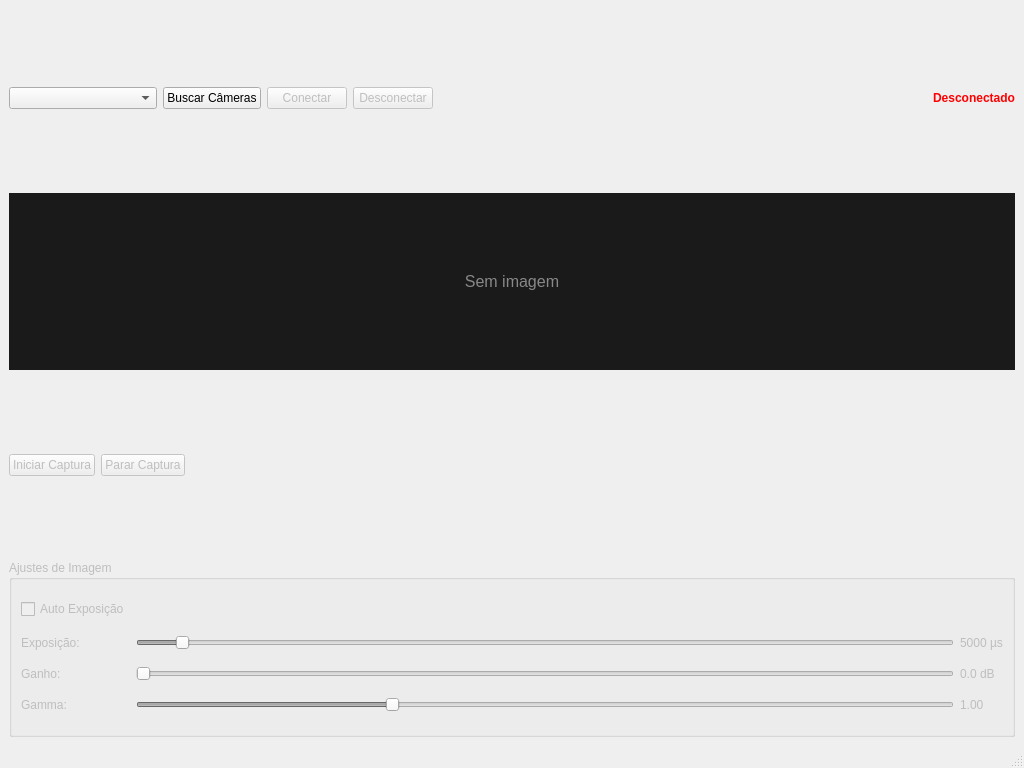
The window that interface.ui (DeviotBrasil/model-training) describes before a commit, drawn with Qt 5.
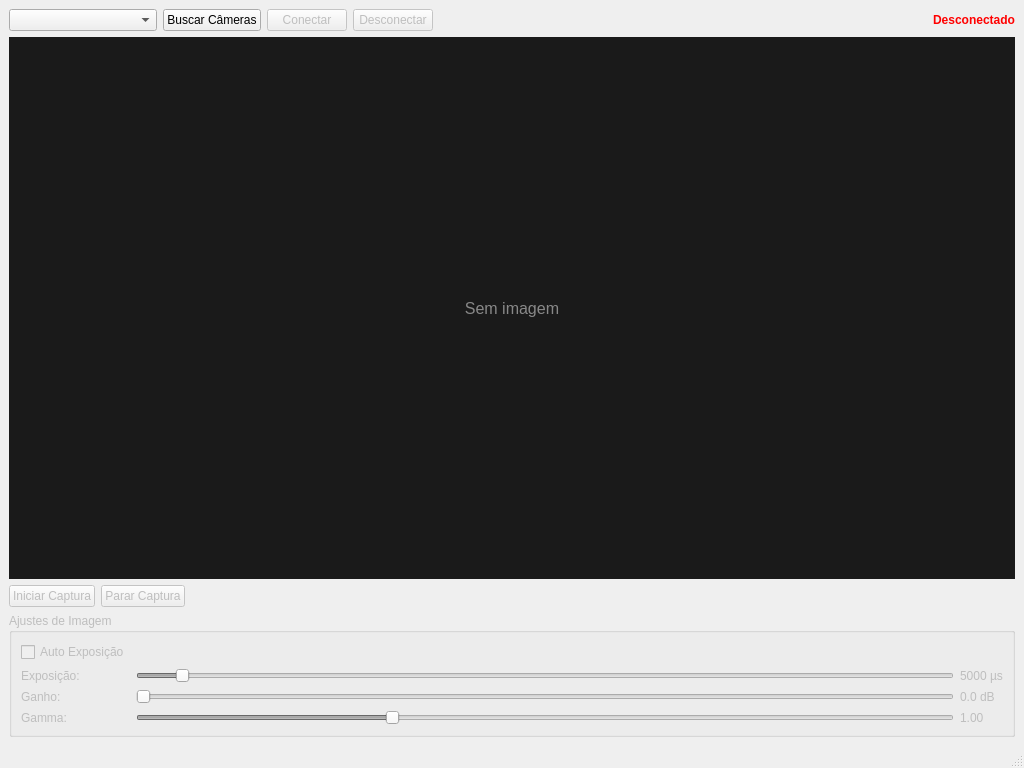
The same window after the commit.

Commit message: Adjust UI size policies and set minimum window size for better layout management

The edit to the form file:
```diff
--- a/interface.ui
+++ b/interface.ui
@@ -81,6 +81,12 @@
     </item>
     <item>
      <widget class="QLabel" name="lblImage">
+      <property name="sizePolicy">
+       <sizepolicy hsizetype="Expanding" vsizetype="Expanding">
+        <horstretch>0</horstretch>
+        <verstretch>1</verstretch>
+       </sizepolicy>
+      </property>
       <property name="text">
        <string>Sem imagem</string>
       </property>
```
Left out of the diff: 2 changed lines with no effect on the pictures. The commit also changes 1 other file.
